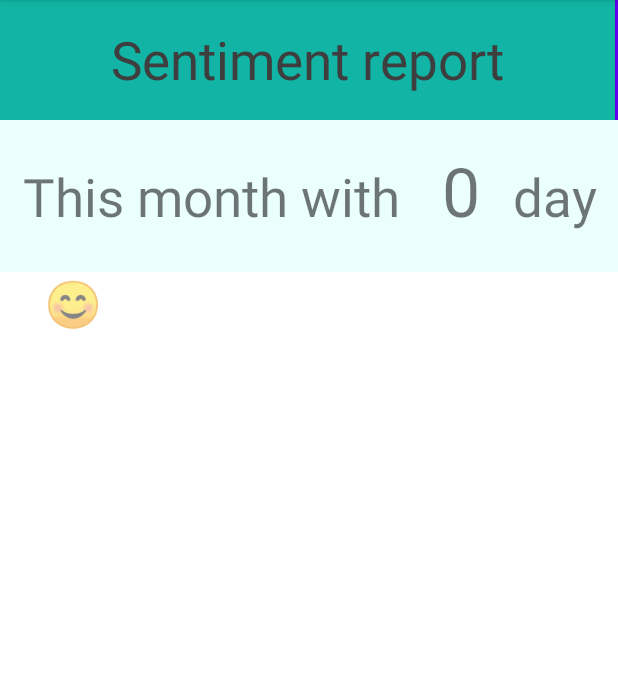
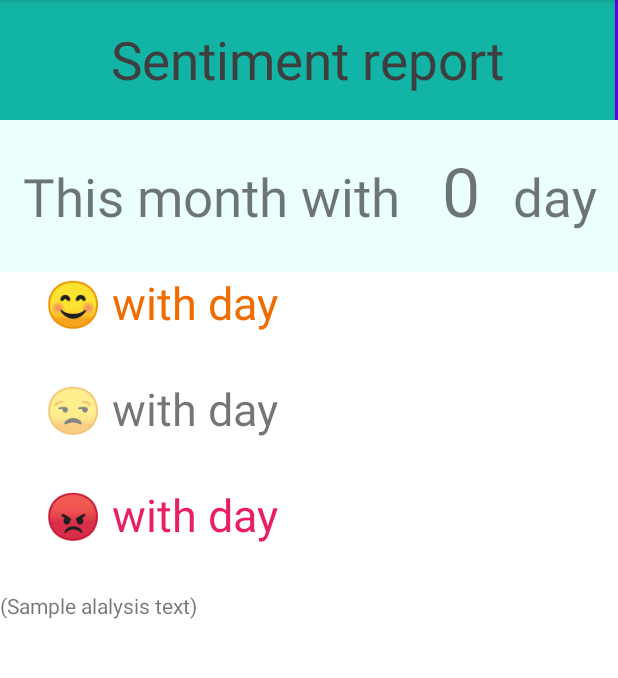
Before and after one commit to Noriiiko/Emotion-Management-App, an Android app: the AnalyzeRepo screen opened directly, with no data from a screen before it, on a phone screen of 412 x 824 dp, the part 84-762 px from its top. Run offline under Robolectric (Android 15) with nearby library versions, the phone set to English and light mode, and no system bars.

Commit message:
11.20 update AnalyzeRepo layout

```diff
--- a/app/src/main/res/layout/activity_analyze_repo.xml
+++ b/app/src/main/res/layout/activity_analyze_repo.xml
@@ -75,28 +75,74 @@
     <LinearLayout
         android:layout_width="match_parent"
         android:layout_height="300dp"
-        android:orientation="horizontal"
-        >
+        android:orientation="vertical">
 
 
         <TextView
             android:id="@+id/textView4"
             android:layout_width="match_parent"
+            android:layout_height="3dp"
+            android:layout_weight="20"
+            android:paddingLeft="30dp"
+            android:text="😊 with day"
+            android:textColor="#EF6C00"
+            android:textSize="30sp" />
+
+        <TextView
+            android:id="@+id/textView6"
+            android:layout_width="match_parent"
+            android:layout_height="3dp"
+            android:layout_weight="20"
+            android:paddingLeft="30dp"
+            android:text="😒 with day"
+            android:textSize="30sp" />
+
+        <TextView
+            android:id="@+id/textView7"
+            android:layout_width="match_parent"
+            android:layout_height="3dp"
+            android:layout_weight="20"
+            android:paddingLeft="30dp"
+            android:text="😡 with day"
+            android:textColor="#E91E63"
+            android:textSize="30sp" />
+
+        <TextView
+            android:id="@+id/textView9"
+            android:layout_width="match_parent"
             android:layout_height="wrap_content"
             android:layout_weight="20"
-            android:paddingLeft="30dp"
-            android:text="😊"
-            android:textSize="30sp" />
+            android:text="(Sample alalysis text)" />
+
+    </LinearLayout>
+
+    <LinearLayout
+        android:layout_width="match_parent"
+        android:layout_height="400dp"
+        android:background="@mipmap/linegraph_demo"
+        android:orientation="horizontal">
+
 
     </LinearLayout>
 
     <LinearLayout
         android:layout_width="match_parent"
         android:layout_height="match_parent"
-        android:orientation="horizontal"
-        android:background="@mipmap/linegraph_demo">
+        android:orientation="horizontal">
 
+        <Button
+            android:id="@+id/button"
+            android:layout_width="wrap_content"
+            android:layout_height="match_parent"
+            android:layout_weight="1"
+            android:text="Mood Calendar" />
 
+        <Button
+            android:id="@+id/button2"
+            android:layout_width="wrap_content"
+            android:layout_height="match_parent"
+            android:layout_weight="1"
+            android:text="Mood Analysis" />
     </LinearLayout>
 
 
```
